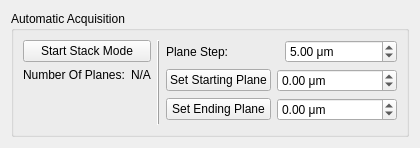
Old version of the form lightsheet/gui/ui_stack_panel.ui in the repository LIOMLab/lightsheet.
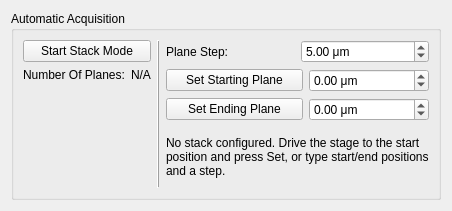
New version of the form.

Commit message: feat(gui): stack-plan summary label and persist-last to config.ini

```diff
--- a/lightsheet/gui/ui_stack_panel.ui
+++ b/lightsheet/gui/ui_stack_panel.ui
@@ -261,6 +261,28 @@
           </item>
          </layout>
         </item>
+        <item>
+         <widget class="QLabel" name="label_stackPlanSummary">
+          <property name="sizePolicy">
+           <sizepolicy hsizetype="Expanding" vsizetype="Fixed">
+            <horstretch>0</horstretch>
+            <verstretch>0</verstretch>
+           </sizepolicy>
+          </property>
+          <property name="minimumSize">
+           <size>
+            <width>0</width>
+            <height>60</height>
+           </size>
+          </property>
+          <property name="text">
+           <string>No stack configured. Drive the stage to the start position and press Set, or type start/end positions and a step.</string>
+          </property>
+          <property name="wordWrap">
+           <bool>true</bool>
+          </property>
+         </widget>
+        </item>
         <item>
          <spacer name="verticalSpacer_9">
           <property name="orientation">
```
The commit also changes 6 other files.
